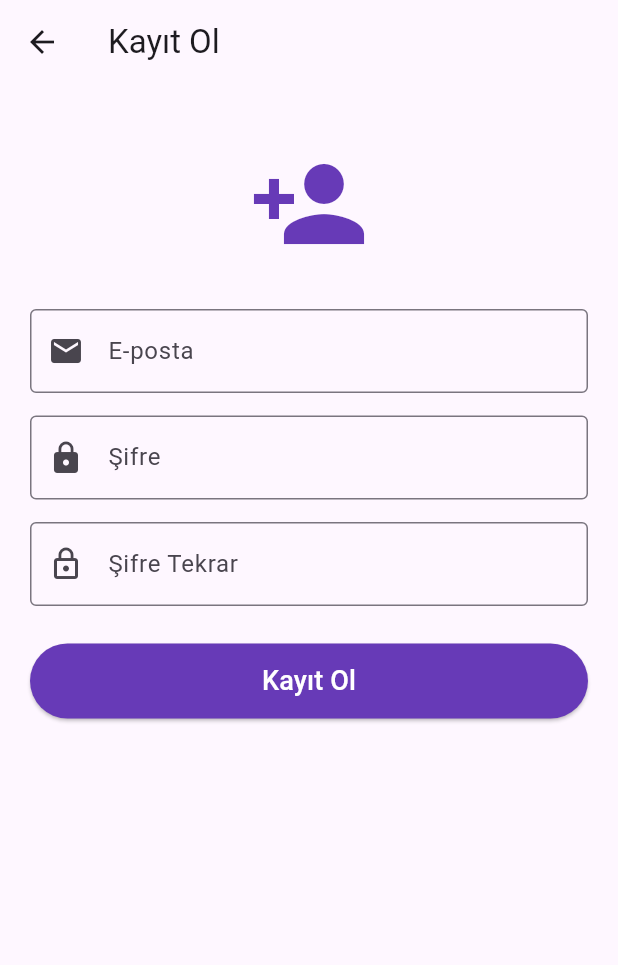
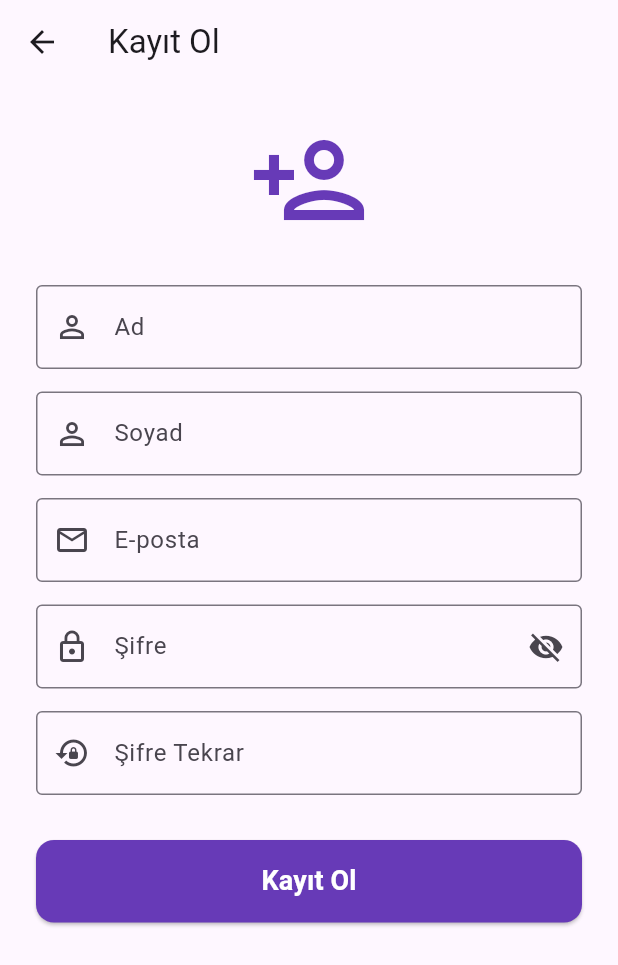
Before and after one commit to rohatorakci/Yazilim-Yapimi-Projesi, a Flutter app: the RegisterPage screen opened directly, on a phone screen of 412 x 824 dp. Shown: the top 965 px of the screen. Run offline on Flutter 3.47's test engine with Material 3 defaults, Android fonts, the phone set to English and light mode, and no system bars; our stand-ins replace firebase_auth, firebase_core, firebase_database; accounts and stored records are empty; generated files the repository leaves out were written again.

Commit message:
register sayfasını güncelledim

```diff
--- a/lib/register.dart
+++ b/lib/register.dart
@@ -1,4 +1,5 @@
 import 'package:firebase_auth/firebase_auth.dart';
+import 'package:firebase_database/firebase_database.dart'; // Firestore yerine Database eklendi
 import 'package:flutter/material.dart';
 
 class RegisterPage extends StatefulWidget {
@@ -9,123 +10,183 @@ class RegisterPage extends StatefulWidget {
 }
 
 class _RegisterPageState extends State<RegisterPage> {
+  final _formKey = GlobalKey<FormState>();
+
+  // Controller'lar
+  final TextEditingController _firstNameController = TextEditingController();
+  final TextEditingController _lastNameController = TextEditingController();
   final TextEditingController _emailController = TextEditingController();
   final TextEditingController _passwordController = TextEditingController();
-  final TextEditingController _confirmPasswordController = TextEditingController();
+  final TextEditingController _confirmPasswordController =
+      TextEditingController();
 
   bool _isLoading = false;
+  bool _obscureText = true;
 
-  // Firebase Kayıt Fonksiyonu
   Future<void> _signUp() async {
-    // Şifre kontrolü
+    if (!_formKey.currentState!.validate()) return;
+
     if (_passwordController.text != _confirmPasswordController.text) {
-      ScaffoldMessenger.of(context).showSnackBar(
-        const SnackBar(content: Text("Şifreler uyuşmuyor!"), backgroundColor: Colors.orange),
-      );
+      _showSnackBar("Şifreler birbiriyle uyuşmuyor!", Colors.orange);
       return;
     }
 
-    setState(() {
-      _isLoading = true;
-    });
+    setState(() => _isLoading = true);
 
     try {
-      // Firebase'de yeni kullanıcı oluşturma
-      await FirebaseAuth.instance.createUserWithEmailAndPassword(
+      // 1. Firebase Auth: Kullanıcı oluşturma
+      UserCredential userCredential = await FirebaseAuth.instance
+          .createUserWithEmailAndPassword(
             email: _emailController.text.trim(),
             password: _passwordController.text.trim(),
           );
 
+      // 2. Realtime Database: Bilgileri "Users" düğümüne kaydetme
+      // Firestore'daki .collection().doc().set() yerine .ref().set() kullanıyoruz
+      DatabaseReference ref = FirebaseDatabase.instance.ref(
+        "Users/${userCredential.user!.uid}",
+      );
+
+      await ref.set({
+        'UserID': userCredential.user!.uid,
+        'FirstName': _firstNameController.text.trim(),
+        'LastName': _lastNameController.text.trim(),
+        'UserName':
+            "${_firstNameController.text.trim()} ${_lastNameController.text.trim()}",
+        'Email': _emailController.text.trim(),
+        'CreatedAt': DateTime.now()
+            .toIso8601String(), // Realtime DB için ISO formatı
+      });
+
       if (mounted) {
-        ScaffoldMessenger.of(context).showSnackBar(
-          const SnackBar(content: Text("Kayıt başarılı! Giriş yapılıyor..."), backgroundColor: Colors.green),
-        );
-        // Kayıt başarılı olunca AuthWrapper sayesinde otomatik ana sayfaya geçer
-        // Ancak biz stack'i temizlemek için geri dönebiliriz:
+        _showSnackBar("Hesabınız başarıyla oluşturuldu!", Colors.green);
         Navigator.pop(context);
       }
     } on FirebaseAuthException catch (e) {
-      String message = "Kayıt sırasında bir hata oluştu";
-      if (e.code == 'weak-password') {
-        message = "Şifre çok zayıf.";
-      } else if (e.code == 'email-already-in-use') {
-        message = "Bu e-posta adresi zaten kullanımda.";
+      _showSnackBar(e.message ?? "Kayıt hatası oluştu", Colors.red);
+    } catch (e) {
+      // Beklenmedik hatalar (bağlantı vb.) için
+      _showSnackBar("Bir hata oluştu: $e", Colors.red);
+    } finally {
+      if (mounted) setState(() => _isLoading = false);
+    }
   }
 
-      if (mounted) {
-        ScaffoldMessenger.of(context).showSnackBar(
-          SnackBar(content: Text(message), backgroundColor: Colors.red),
-        );
-      }
-    } finally {
-      if (mounted) {
-        setState(() {
-          _isLoading = false;
-        });
-      }
-    }
+  void _showSnackBar(String message, Color color) {
+    ScaffoldMessenger.of(
+      context,
+    ).showSnackBar(SnackBar(content: Text(message), backgroundColor: color));
   }
 
   @override
   Widget build(BuildContext context) {
     return Scaffold(
       appBar: AppBar(title: const Text("Kayıt Ol")),
-      body: SingleChildScrollView( // Klavye açılınca taşma olmaması için
-        padding: const EdgeInsets.all(20.0),
+      body: SingleChildScrollView(
+        padding: const EdgeInsets.all(24.0),
+        child: Form(
+          key: _formKey,
           child: Column(
             children: [
-            const SizedBox(height: 20),
-            const Icon(Icons.person_add, size: 80, color: Colors.deepPurple),
+              const Icon(
+                Icons.person_add_outlined,
+                size: 80,
+                color: Colors.deepPurple,
+              ),
               const SizedBox(height: 30),
 
-            TextField(
-              controller: _emailController,
+              TextFormField(
+                controller: _firstNameController,
                 decoration: const InputDecoration(
-                labelText: "E-posta",
+                  labelText: "Ad",
+                  prefixIcon: Icon(Icons.person_outline),
                   border: OutlineInputBorder(),
-                prefixIcon: Icon(Icons.email),
                 ),
-              keyboardType: TextInputType.emailAddress,
+                validator: (value) =>
+                    value!.isEmpty ? "Ad alanı boş bırakılamaz" : null,
               ),
               const SizedBox(height: 15),
 
-            TextField(
-              controller: _passwordController,
+              TextFormField(
+                controller: _lastNameController,
                 decoration: const InputDecoration(
-                labelText: "Şifre",
+                  labelText: "Soyad",
+                  prefixIcon: Icon(Icons.person_outline),
                   border: OutlineInputBorder(),
-                prefixIcon: Icon(Icons.lock),
                 ),
-              obscureText: true,
+                validator: (value) =>
+                    value!.isEmpty ? "Soyad alanı boş bırakılamaz" : null,
               ),
               const SizedBox(height: 15),
 
-            TextField(
+              TextFormField(
+                controller: _emailController,
+                keyboardType: TextInputType.emailAddress,
+                decoration: const InputDecoration(
+                  labelText: "E-posta",
+                  prefixIcon: Icon(Icons.email_outlined),
+                  border: OutlineInputBorder(),
+                ),
+                validator: (value) =>
+                    !value!.contains("@") ? "Geçerli bir e-posta girin" : null,
+              ),
+              const SizedBox(height: 15),
+
+              TextFormField(
+                controller: _passwordController,
+                obscureText: _obscureText,
+                decoration: InputDecoration(
+                  labelText: "Şifre",
+                  prefixIcon: const Icon(Icons.lock_outline),
+                  border: const OutlineInputBorder(),
+                  suffixIcon: IconButton(
+                    icon: Icon(
+                      _obscureText ? Icons.visibility_off : Icons.visibility,
+                    ),
+                    onPressed: () =>
+                        setState(() => _obscureText = !_obscureText),
+                  ),
+                ),
+                validator: (value) =>
+                    value!.length < 6 ? "Şifre en az 6 karakter olmalı" : null,
+              ),
+              const SizedBox(height: 15),
+
+              TextFormField(
                 controller: _confirmPasswordController,
+                obscureText: _obscureText,
                 decoration: const InputDecoration(
                   labelText: "Şifre Tekrar",
+                  prefixIcon: Icon(Icons.lock_reset),
                   border: OutlineInputBorder(),
-                prefixIcon: Icon(Icons.lock_outline),
                 ),
-              obscureText: true,
+                validator: (value) =>
+                    value!.isEmpty ? "Lütfen şifrenizi tekrar girin" : null,
               ),
-            const SizedBox(height: 25),
+              const SizedBox(height: 30),
 
-            SizedBox(
-              width: double.infinity,
-              height: 50,
-              child: ElevatedButton(
-                onPressed: _isLoading ? null : _signUp,
+              _isLoading
+                  ? const CircularProgressIndicator()
+                  : ElevatedButton(
+                      onPressed: _signUp,
                       style: ElevatedButton.styleFrom(
+                        minimumSize: const Size(double.infinity, 55),
                         backgroundColor: Colors.deepPurple,
                         foregroundColor: Colors.white,
+                        shape: RoundedRectangleBorder(
+                          borderRadius: BorderRadius.circular(12),
                         ),
-                child: _isLoading
-                  ? const CircularProgressIndicator(color: Colors.white)
-                  : const Text("Kayıt Ol", style: TextStyle(fontSize: 18)),
+                      ),
+                      child: const Text(
+                        "Kayıt Ol",
+                        style: TextStyle(
+                          fontSize: 18,
+                          fontWeight: FontWeight.bold,
+                        ),
                       ),
                     ),
             ],
+          ),
         ),
       ),
     );
@@ -133,6 +194,8 @@ class _RegisterPageState extends State<RegisterPage> {
 
   @override
   void dispose() {
+    _firstNameController.dispose();
+    _lastNameController.dispose();
     _emailController.dispose();
     _passwordController.dispose();
     _confirmPasswordController.dispose();
```
Also changed, not shown: pubspec.yaml (+7 -4 lines). Lines whose indentation alone changed are shown as unchanged.
